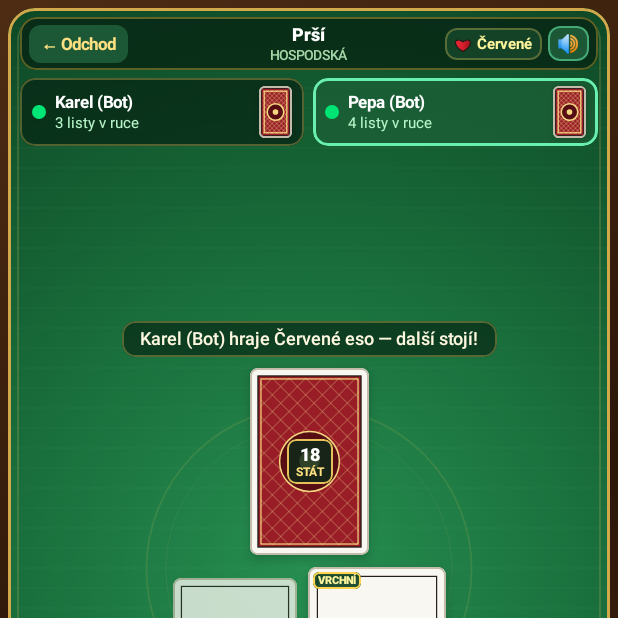
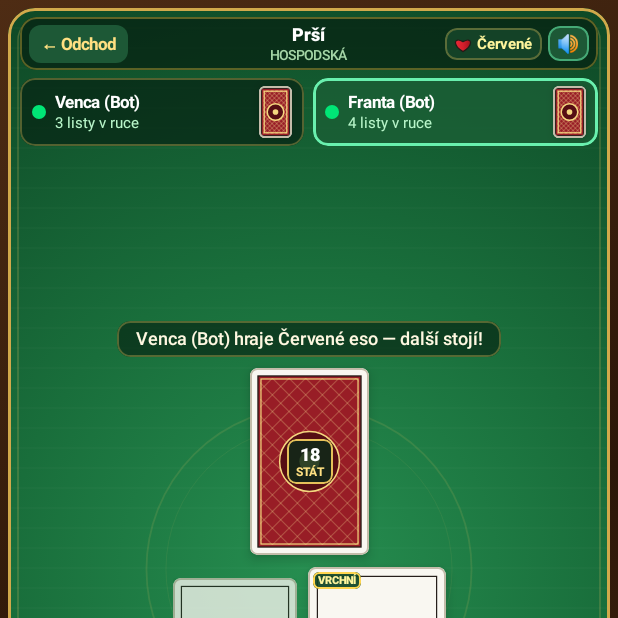
Before and after one commit to drozkar-glitch/CeskeKarty, an Android app built with Jetpack Compose: the composable GameTableScreen called with empty values, after a tap on "19", on a phone screen of 412 x 824 dp, the top half of it. Run offline under Robolectric (Android 15) with nearby library versions, the phone set to English and light mode, and no system bars; 9 statements that could not run were skipped.

Commit message:
[v1.0] Aktualizace projektu ze Stavitele aplikací

```diff
--- a/composeApp/src/commonMain/kotlin/cz/mares/ceskekarty/AudioHlasky.kt
+++ b/composeApp/src/commonMain/kotlin/cz/mares/ceskekarty/AudioHlasky.kt
@@ -27,6 +27,12 @@ object HospodaZvuk {
             male.contains("karel") -> ProfilHlasu(vyska = 0.80f, rychlost = 0.94f)
             male.contains("pepa") -> ProfilHlasu(vyska = 1.13f, rychlost = 1.07f)
             male.contains("franta") -> ProfilHlasu(vyska = 0.90f, rychlost = 1.02f)
+            male.contains("vašek") || male.contains("vasek") -> ProfilHlasu(vyska = 0.86f, rychlost = 0.98f)
+            male.contains("tonda") -> ProfilHlasu(vyska = 0.78f, rychlost = 0.92f)
+            male.contains("honza") -> ProfilHlasu(vyska = 1.05f, rychlost = 1.04f)
+            male.contains("lojza") -> ProfilHlasu(vyska = 1.16f, rychlost = 1.00f)
+            male.contains("standa") -> ProfilHlasu(vyska = 0.95f, rychlost = 0.95f)
+            male.contains("venca") -> ProfilHlasu(vyska = 1.08f, rychlost = 1.09f)
             indexHrace == 0 -> ProfilHlasu(vyska = 1.00f, rychlost = 1.02f)
             indexHrace == 1 -> ProfilHlasu(vyska = 0.84f, rychlost = 0.96f)
             indexHrace == 2 -> ProfilHlasu(vyska = 1.10f, rychlost = 1.05f)
--- a/composeApp/src/commonMain/kotlin/cz/mares/ceskekarty/GameTableScreen.kt
+++ b/composeApp/src/commonMain/kotlin/cz/mares/ceskekarty/GameTableScreen.kt
@@ -202,8 +202,8 @@ fun GameTableScreen(
         ?: nactiVychoziVariantuPravidel()
 
     val vychoziJmenaOffline = remember(aktivniTypHry, pocetHracu, mojePrezdivka) {
-        val botJmena = listOf("Karel (Bot)", "Pepa (Bot)", "Franta (Bot)")
-        listOf(mojePrezdivka) + botJmena.take((pocetHracu - 1).coerceAtLeast(1))
+        val pocetBotu = (pocetHracu - 1).coerceAtLeast(1)
+        listOf(mojePrezdivka) + vylosujJmenaOfflineBotu(pocetBotu)
     }
 
     var cisloOfflineRozdani by remember { mutableStateOf(1) }
--- a/composeApp/src/commonMain/kotlin/cz/mares/ceskekarty/TournamentModels.kt
+++ b/composeApp/src/commonMain/kotlin/cz/mares/ceskekarty/TournamentModels.kt
@@ -1,6 +1,7 @@
 package cz.mares.ceskekarty
 
 import kotlin.math.max
+import kotlin.random.Random
 
 const val CIL_VITEZNYCH_BITEV_DUELU = 3
 const val MAX_HER_DUEL_SERIE = 5
@@ -19,6 +20,19 @@ val TURNAJOVI_BOTI: List<Pair<String, String>> = listOf(
     "bot_standa" to "Standa (Bot)",
     "bot_venca" to "Venca (Bot)"
 )
+
+fun vylosujJmenaOfflineBotu(pocetBotu: Int): List<String> {
+    if (pocetBotu <= 0) return emptyList()
+    return TURNAJOVI_BOTI.shuffled().take(pocetBotu).map { it.second }
+}
+
+private fun vypoctiSeedTurnaje(turnajId: String, casStartuMs: Long): Long {
+    var h = casStartuMs xor -0x340d631b7bdddcdbL
+    for (ch in turnajId) {
+        h = (h xor ch.code.toLong()) * 0x100000001b3L
+    }
+    return if (h == 0L) 1L else h
+}
 
 data class PrahyCas(
     val rok: Int,
@@ -399,7 +413,8 @@ fun vygenerujNahledPavoukaPredStartem(turnaj: PlanovanyTurnaj): List<UzelZapasuP
 
 fun sestavStartovniUzlySHraciABoty(turnaj: PlanovanyTurnaj): Pair<List<HracUStolu>, List<UzelZapasuPavouka>> {
     val zivi = turnaj.ucastnici.filterNot { jeBotDeviceId(it.deviceId) }
-    val dostupniBoti = TURNAJOVI_BOTI.map { (id, jm) -> HracUStolu(id, jm, STARTOVNI_TEREZIANY) }
+    val zamichaniBoti = TURNAJOVI_BOTI.shuffled(Random(vypoctiSeedTurnaje(turnaj.turnajId, turnaj.casStartuMs)))
+    val dostupniBoti = zamichaniBoti.map { (id, jm) -> HracUStolu(id, jm, STARTOVNI_TEREZIANY) }
     var botIdx = 0
 
     if (turnaj.typHry == TypHry.MARIAS) {
```
Also changed, not shown: composeApp/src/commonMain/kotlin/cz/mares/ceskekarty/OnlineManager.kt (+11 -2 lines), 1 other file.
